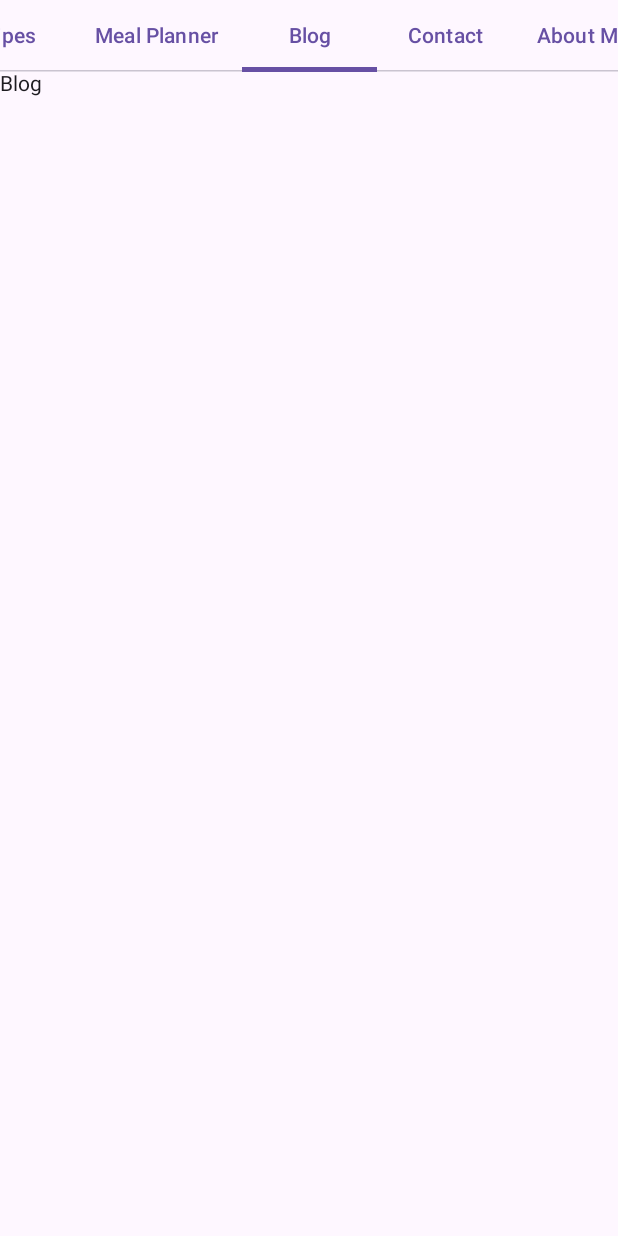
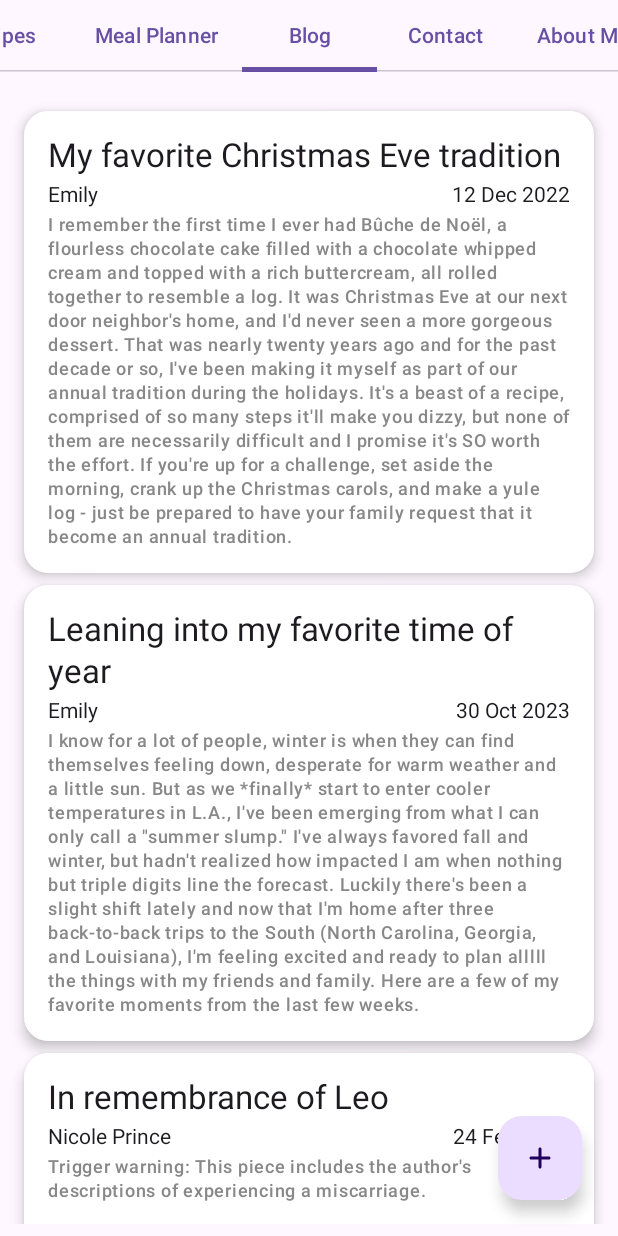
Before and after one commit to vsnappy1/CS473-Mobile-Device-Programming, an Android app built with Jetpack Compose: the screen it shows after launch (MainActivity), tab 3 chosen, on a phone screen of 412 x 824 dp. Run offline under Robolectric (Android 15) with nearby library versions, the phone set to English and light mode, and no system bars; our stand-ins replace livedata-compose.

Commit message:
Blog functionality added

```diff
--- a/app/build.gradle
+++ b/app/build.gradle
@@ -9,7 +9,7 @@ android {
 
     defaultConfig {
         applicationId "com.kumar.mdp"
-        minSdk 24
+        minSdk 26
         targetSdk 33
         versionCode 1
         versionName "1.0"
--- a/app/src/main/java/com/kumar/data/Data.kt
+++ b/app/src/main/java/com/kumar/data/Data.kt
@@ -1,10 +1,13 @@
 package com.kumar.data
 
 import com.kumar.enums.Day
+import com.kumar.model.Blog
 import com.kumar.model.MealPlan
 import com.kumar.model.MealPlanOnDay
 import com.kumar.model.Recipe
 import com.kumar.model.User
+import java.time.LocalDate
+import java.time.Month
 
 val users = mutableListOf<User>()
 
@@ -83,6 +86,39 @@ val mealPlans = listOf(
      MealPlanOnDay(
         day = Day.SUNDAY,
         mealPlan = MealPlan()
+    )
+)
+
+val blogs = mutableListOf(
+    Blog(username = "Emily",
+        title = "My favorite Christmas Eve tradition",
+        description = "I remember the first time I ever had Bûche de Noël, a flourless chocolate cake filled with a chocolate whipped cream and topped with a rich buttercream, all rolled together to resemble a log. It was Christmas Eve at our next door neighbor's home, and I'd never seen a more gorgeous dessert. That was nearly twenty years ago and for the past decade or so, I've been making it myself as part of our annual tradition during the holidays. It's a beast of a recipe, comprised of so many steps it'll make you dizzy, but none of them are necessarily difficult and I promise it's SO worth the effort. If you're up for a challenge, set aside the morning, crank up the Christmas carols, and make a yule log - just be prepared to have your family request that it become an annual tradition.",
+        createOn = LocalDate.of(2022, Month.DECEMBER, 12)
+    ),
+      Blog(username = "Emily",
+        title = "Leaning into my favorite time of year",
+        description = "I know for a lot of people, winter is when they can find themselves feeling down, desperate for warm weather and a little sun. But as we *finally* start to enter cooler temperatures in L.A., I've been emerging from what I can only call a \"summer slump.\" I've always favored fall and winter, but hadn't realized how impacted I am when nothing but triple digits line the forecast. Luckily there's been a slight shift lately and now that I'm home after three back-to-back trips to the South (North Carolina, Georgia, and Louisiana), I'm feeling excited and ready to plan alllll the things with my friends and family. Here are a few of my favorite moments from the last few weeks.",
+        createOn = LocalDate.of(2023, Month.OCTOBER, 30)
+    ),
+    Blog(username = "Nicole Prince",
+        title = "In remembrance of Leo",
+        description = "Trigger warning: This piece includes the author's descriptions of experiencing a miscarriage.\n" +
+                "\n" +
+                "I was really dreading Monday. \n" +
+                "\n" +
+                "We’d had the most perfect weekend; it was early May, 75 degrees in Philadelphia, and our Sunday was wide open. I was craving donuts, which I attributed to the babe growing in my belly, so my husband, toddler, and I set off in pursuit of a treat. I’m not known for my sense of direction and, true to form, I miscalculated the bakery’s location—a 15-minute walk turned into 45 minutes. But it didn’t matter—I had beautiful weather, a baby coming in the fall, and my boys, Tim and Clay. \n" +
+                "\n" +
+                "We stuffed ourselves with the fluffiest donuts from a hole-in-the-wall Italian bakery (the best kind) and slowly made our way back home, stopping on a tiny street so Clay could set up his toy cars and reimagine his most recent construction scene. ",
+        createOn = LocalDate.of(2021, Month.FEBRUARY, 24)
+    ),
+      Blog(username = "Geoffrey",
+        title = "G's Father's Day Gift Guide",
+        description = "Omorpho Weighted Vest (\$299): This micro loaded weight vest adds 10lbs of weight and increases the intensity of any workout, while allowing for easy movement during any training activity.\n" +
+                "\n" +
+                "Raicilla (\$73): This is the lesser known cousin of tequila and mezcal, but it’s slowly emerged as my go-to spirit for making cocktails. The history of raicilla dates back centuries and its distribution and production have a fun backstory, but what makes it stand apart from Tequila and Mezcal is the distillation process and unique flavor profile created from similar agave plants. If you haven’t tried it, this bottle is a great place to start.\n" +
+                "\n" +
+                "ASICS Quantum 360 Sneakers (\$240): Whether you’re a dad, someone who loves trail running, or somewhere in between, these reimagined Gel Quantam Asics, designed in collaboration with London-based Kiko Kostadinov, will provide a stylish upgrade to your daily regimen. In addition to their comfort and training pedigree, the unique colorways set them apart from basic Asics.",
+        createOn = LocalDate.of(2023, Month.JUNE, 14)
     ),
 
 )
--- /dev/null
+++ b/app/src/main/java/com/kumar/model/Blog.kt
@@ -0,0 +1,10 @@
+package com.kumar.model
+
+import java.time.LocalDate
+
+data class Blog(
+    val username: String,
+    val title: String,
+    val description: String,
+    val createOn: LocalDate
+)
--- a/app/src/main/java/com/kumar/screen/BlogScree.kt
+++ /dev/null
@@ -1,9 +0,0 @@
-package com.kumar.screen
-
-import androidx.compose.material3.Text
-import androidx.compose.runtime.Composable
-
-@Composable
-fun BlogScree() {
-    Text("Blog")
-}
--- /dev/null
+++ b/app/src/main/java/com/kumar/screen/BlogScreen.kt
@@ -0,0 +1,209 @@
+package com.kumar.screen
+
+import androidx.compose.foundation.layout.Arrangement
+import androidx.compose.foundation.layout.Box
+import androidx.compose.foundation.layout.Column
+import androidx.compose.foundation.layout.Row
+import androidx.compose.foundation.layout.Spacer
+import androidx.compose.foundation.layout.fillMaxSize
+import androidx.compose.foundation.layout.fillMaxWidth
+import androidx.compose.foundation.layout.height
+import androidx.compose.foundation.layout.padding
+import androidx.compose.foundation.lazy.LazyColumn
+import androidx.compose.foundation.lazy.items
+import androidx.compose.foundation.lazy.rememberLazyListState
+import androidx.compose.foundation.shape.RoundedCornerShape
+import androidx.compose.material3.Button
+import androidx.compose.material3.Card
+import androidx.compose.material3.CardDefaults
+import androidx.compose.material3.FloatingActionButton
+import androidx.compose.material3.Icon
+import androidx.compose.material3.MaterialTheme
+import androidx.compose.material3.OutlinedTextField
+import androidx.compose.material3.Text
+import androidx.compose.runtime.Composable
+import androidx.compose.runtime.getValue
+import androidx.compose.runtime.livedata.observeAsState
+import androidx.compose.runtime.mutableStateOf
+import androidx.compose.runtime.remember
+import androidx.compose.runtime.rememberCoroutineScope
+import androidx.compose.runtime.setValue
+import androidx.compose.ui.Alignment
+import androidx.compose.ui.Modifier
+import androidx.compose.ui.graphics.Color
+import androidx.compose.ui.res.painterResource
+import androidx.compose.ui.tooling.preview.Preview
+import androidx.compose.ui.unit.dp
+import androidx.compose.ui.window.Dialog
+import androidx.lifecycle.viewmodel.compose.viewModel
+import com.kumar.data.blogs
+import com.kumar.mdp.R
+import com.kumar.model.Blog
+import com.kumar.viewmodel.BlogViewModel
+import kotlinx.coroutines.launch
+import java.time.LocalDate
+import java.time.format.DateTimeFormatter
+
+data class BlogScreenUiState(
+    val blogs: List<Blog> = listOf()
+)
+
+@Composable
+fun BlogScreen() {
+
+    val viewModel: BlogViewModel = viewModel()
+    val uiState by viewModel.uiState.observeAsState(BlogScreenUiState())
+    var isAddRecipeDialogVisible by remember { mutableStateOf(false) }
+    val scrollState = rememberLazyListState()
+
+    Box(modifier = Modifier.fillMaxSize()) {
+        LazyColumn(
+            state = scrollState,
+            modifier = Modifier.padding(horizontal = 16.dp, vertical = 8.dp),
+            verticalArrangement = Arrangement.spacedBy(8.dp)
+        ) {
+            item {
+                Spacer(modifier = Modifier.height(10.dp))
+            }
+            items(uiState.blogs) {
+                BlogItem(blog = it)
+            }
+            item {
+                Spacer(modifier = Modifier.height(70.dp))
+            }
+        }
+
+        FloatingActionButton(
+            modifier = Modifier
+                .padding(24.dp)
+                .align(Alignment.BottomEnd),
+            onClick = {
+                isAddRecipeDialogVisible = true
+            }) {
+            Icon(
+                painter = painterResource(id = R.drawable.round_add_24),
+                contentDescription = "Add recipe"
+            )
+        }
+
+        val coroutineScope = rememberCoroutineScope()
+        if (isAddRecipeDialogVisible)
+            Dialog(onDismissRequest = { isAddRecipeDialogVisible = false }) {
+                AddBlogDialog(onCancel = { isAddRecipeDialogVisible = false }, onAdd = {
+                    viewModel.addBlog(it)
+                    isAddRecipeDialogVisible = false
+                    coroutineScope.launch {
+                        scrollState.animateScrollToItem(uiState.blogs.size - 1) // Scroll to latest added item
+                    }
+                })
+            }
+    }
+
+}
+
+
+@Composable
+fun BlogItem(blog: Blog) {
+    Card(
+        shape = RoundedCornerShape(16.dp),
+        colors = CardDefaults.cardColors(
+            containerColor = Color.White
+        ),
+        elevation = CardDefaults.cardElevation(
+            defaultElevation = 5.dp
+        )
+    ) {
+        Column(
+            modifier = Modifier
+                .padding(16.dp)
+                .fillMaxWidth(),
+            verticalArrangement = Arrangement.spacedBy(4.dp)
+        ) {
+            Text(text = blog.title, style = MaterialTheme.typography.titleLarge)
+            Row(
+                modifier = Modifier.fillMaxWidth(),
+                horizontalArrangement = Arrangement.SpaceBetween
+            ) {
+                Text(text = blog.username)
+                Text(text = blog.createOn.format(DateTimeFormatter.ofPattern("dd MMM yyyy")))
+            }
+            Text(
+                text = blog.description,
+                style = MaterialTheme.typography.labelMedium.copy(color = Color.Gray)
+            )
+        }
+    }
+
+}
+
+@Composable
+fun AddBlogDialog(
+    onCancel: () -> Unit,
+    onAdd: (Blog) -> Unit
+) {
+    var username by remember { mutableStateOf("") }
+    var description by remember { mutableStateOf("") }
+    var title by remember { mutableStateOf("") }
+    Card(
+        shape = RoundedCornerShape(16.dp),
+        colors = CardDefaults.cardColors(
+            containerColor = Color.White
+        ),
+        elevation = CardDefaults.cardElevation(
+            defaultElevation = 5.dp
+        )
+    ) {
+        Column(
+            horizontalAlignment = Alignment.CenterHorizontally,
+            verticalArrangement = Arrangement.spacedBy(8.dp),
+            modifier = Modifier.padding(8.dp)
+        ) {
+            Text(text = "Add Blog", style = MaterialTheme.typography.headlineLarge)
+            OutlinedTextField(
+                value = username,
+                onValueChange = { username = it },
+                label = { Text(text = "Username") })
+            OutlinedTextField(
+                value = title,
+                onValueChange = { title = it },
+                label = { Text(text = "Title") })
+            OutlinedTextField(
+                value = description,
+                onValueChange = { description = it },
+                label = { Text(text = "Description") })
+
+            val isAllFieldsFilled = username.isNotBlank() &&
+                    title.isNotBlank() &&
+                    description.isNotBlank()
+
+            Row(
+                horizontalArrangement = Arrangement.SpaceBetween,
+                modifier = Modifier.fillMaxWidth()
+            ) {
+                Button(onClick = onCancel) {
+                    Text(text = "Cancel")
+                }
+                Button(
+                    enabled = isAllFieldsFilled,
+                    onClick = {
+                        onAdd(
+                            Blog(
+                                username = username,
+                                title = title,
+                                description = description,
+                                createOn = LocalDate.now()
+                            )
+                        )
+                    }) {
+                    Text(text = "Add")
+                }
+            }
+        }
+    }
+}
+
+@Preview(showBackground = true)
+@Composable
+fun PreviewBlogItem() {
+    BlogItem(blogs[0])
+}
--- a/app/src/main/java/com/kumar/screen/HomeScreen.kt
+++ b/app/src/main/java/com/kumar/screen/HomeScreen.kt
@@ -17,7 +17,7 @@ import androidx.compose.ui.unit.dp
 @Composable
 fun HomeScreen() {
     val titles = listOf("Recipes", " Meal Planner", "Blog", "Contact", "About Me")
-    var tabIndex by remember { mutableIntStateOf(1) }
+    var tabIndex by remember { mutableIntStateOf(2) }
     Scaffold(
         topBar = {
             ScrollableTabRow(
@@ -37,7 +37,7 @@ fun HomeScreen() {
             when(tabIndex){
                 0 -> RecipesScreen()
                 1 -> MealPlannerScreen()
-                2 -> BlogScree()
+                2 -> BlogScreen()
                 3 -> ContactScreen()
                 4 -> AboutMeScreen()
             }
--- /dev/null
+++ b/app/src/main/java/com/kumar/viewmodel/BlogViewModel.kt
@@ -0,0 +1,24 @@
+package com.kumar.viewmodel
+
+import androidx.lifecycle.LiveData
+import androidx.lifecycle.MutableLiveData
+import androidx.lifecycle.ViewModel
+import com.kumar.data.blogs
+import com.kumar.model.Blog
+import com.kumar.screen.BlogScreenUiState
+
+class BlogViewModel: ViewModel() {
+
+    private val _uiState : MutableLiveData<BlogScreenUiState> = MutableLiveData(BlogScreenUiState())
+    val uiState: LiveData<BlogScreenUiState> = _uiState
+
+    init {
+        _uiState.value = _uiState.value?.copy(blogs = blogs)
+    }
+
+    fun addBlog(blog: Blog){
+        blogs.add(blog)
+        _uiState.value = _uiState.value?.copy(blogs = listOf())
+        _uiState.value = _uiState.value?.copy(blogs = blogs)
+    }
+}
```
